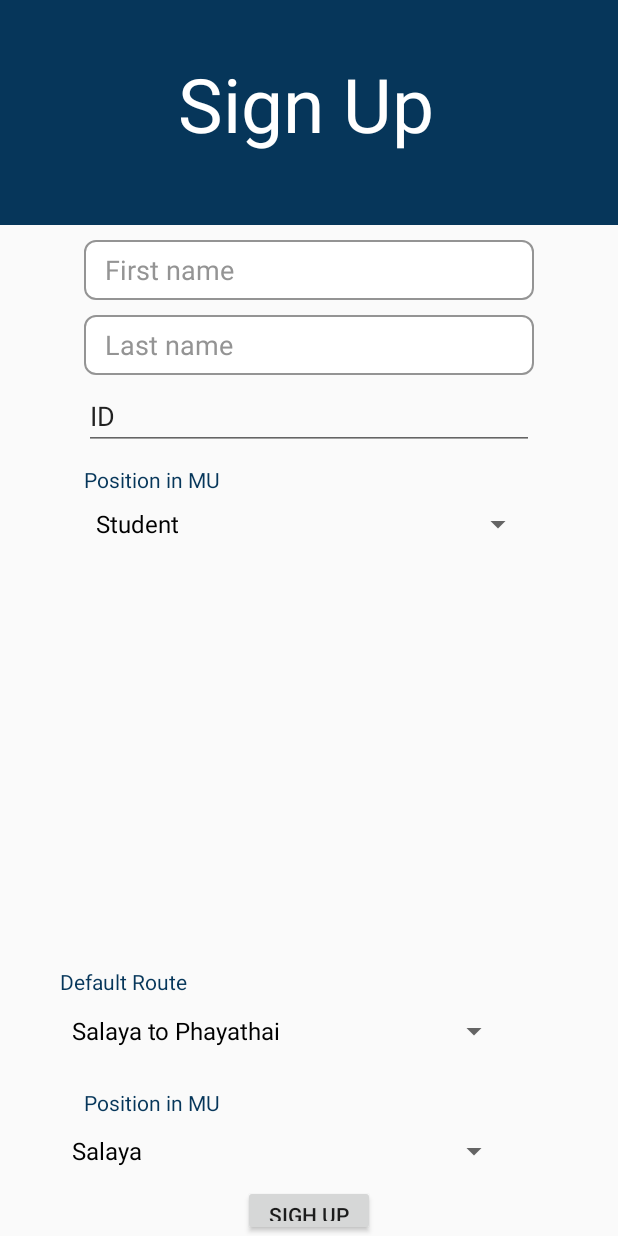
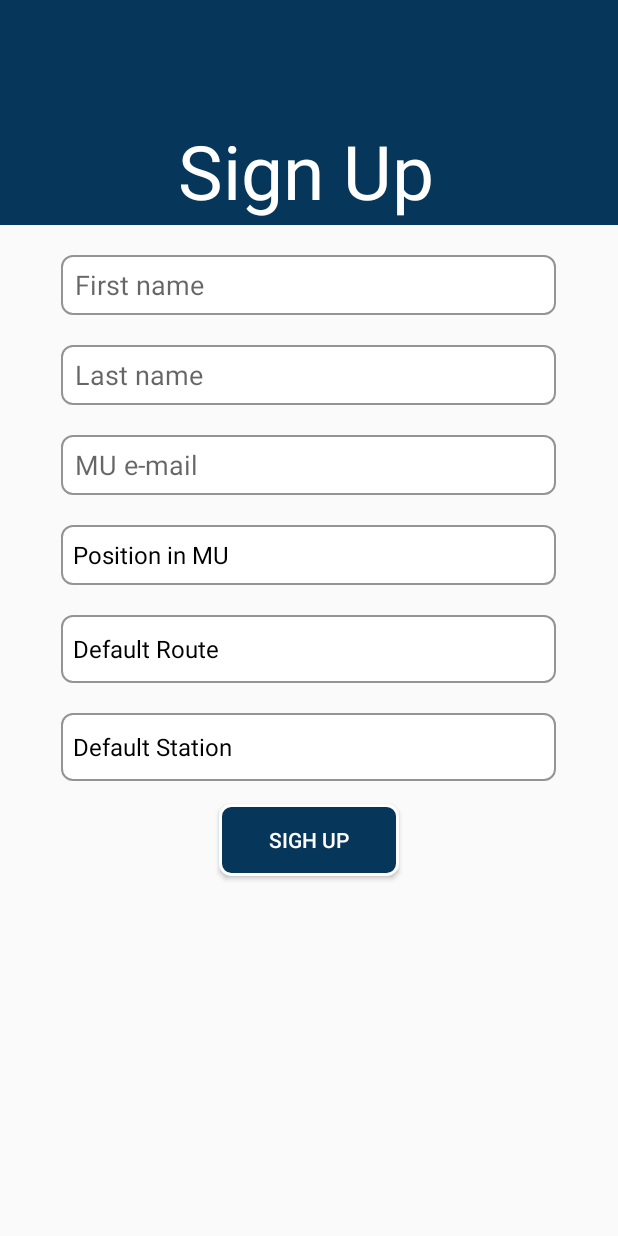
Before and after one commit to kotcharatp/MUsTracker, an Android app: the signup_page screen opened directly, with no data from a screen before it, on a phone screen of 412 x 824 dp. Run offline under Robolectric (Android 15) with nearby library versions, the phone set to English and light mode, and no system bars.

Commit message:
Update signup and signin UI

```diff
--- a/app/src/main/java/com/bustracker/mustracker/signin_page.java
+++ b/app/src/main/java/com/bustracker/mustracker/signin_page.java
@@ -7,6 +7,10 @@ import android.support.design.widget.Snackbar;
 import android.support.v7.app.AppCompatActivity;
 import android.support.v7.widget.Toolbar;
 import android.view.View;
+import android.widget.EditText;
+import android.widget.TextView;
+
+import org.w3c.dom.Text;
 
 public class signin_page extends AppCompatActivity {
 
@@ -14,6 +18,10 @@ public class signin_page extends AppCompatActivity {
     protected void onCreate(Bundle savedInstanceState) {
         super.onCreate(savedInstanceState);
         setContentView(R.layout.activity_signin_page);
+
+        final EditText userText = (EditText)findViewById(R.id.userText);
+        final EditText passText = (EditText)findViewById(R.id.passText);
+
 
     }
 
--- a/app/src/main/java/com/bustracker/mustracker/signup_page.java
+++ b/app/src/main/java/com/bustracker/mustracker/signup_page.java
@@ -10,8 +10,12 @@ import android.view.View;
 import android.widget.Adapter;
 import android.widget.AdapterView;
 import android.widget.ArrayAdapter;
+import android.widget.EditText;
 import android.widget.Spinner;
+import android.widget.TextView;
 import android.widget.Toast;
+
+import org.w3c.dom.Text;
 
 public class signup_page extends AppCompatActivity {
 
@@ -19,6 +23,12 @@ public class signup_page extends AppCompatActivity {
     protected void onCreate(Bundle savedInstanceState) {
         super.onCreate(savedInstanceState);
         setContentView(R.layout.activity_signup_page);
+
+        final EditText firstText = (EditText)findViewById(R.id.firstEdit);
+
+        final EditText lastText = (EditText)findViewById(R.id.lastEdit);
+
+        final EditText emailText = (EditText)findViewById(R.id.emailEdit);
 
         Spinner spinner = (Spinner)findViewById(R.id.spinner);
 
@@ -28,7 +38,6 @@ public class signup_page extends AppCompatActivity {
             @Override
             public void onItemSelected(AdapterView<?> parent, View view, int position, long id) {
 
-                Toast.makeText(getBaseContext(), parent.getItemAtPosition(position) + " selected", Toast.LENGTH_LONG).show();
             }
 
             @Override
@@ -44,7 +53,6 @@ public class signup_page extends AppCompatActivity {
             @Override
             public void onItemSelected(AdapterView<?> parent, View view, int position, long id) {
 
-                Toast.makeText(getBaseContext(),parent.getItemAtPosition(position)+" selected", Toast.LENGTH_LONG).show();
             }
 
             @Override
@@ -60,7 +68,6 @@ public class signup_page extends AppCompatActivity {
             @Override
             public void onItemSelected(AdapterView<?> parent, View view, int position, long id) {
 
-                Toast.makeText(getBaseContext(),parent.getItemAtPosition(position)+" selected", Toast.LENGTH_LONG).show();
             }
 
             @Override
--- /dev/null
+++ b/app/src/main/res/drawable/signup_button_border.xml
@@ -0,0 +1,7 @@
+<?xml version="1.0" encoding="UTF-8"?>
+<shape xmlns:android="http://schemas.android.com/apk/res/android">
+    <solid android:color="@color/colorPrimaryDark"/>
+    <stroke android:width="2dip" android:color="#FFFFFF" />
+    <corners android:radius="7dip"/>
+    <padding android:left="0dip" android:top="0dip" android:right="0dip" android:bottom="0dip" />
+</shape>
--- a/app/src/main/res/layout/activity_signin_page.xml
+++ b/app/src/main/res/layout/activity_signin_page.xml
@@ -12,33 +12,33 @@
         android:background="#06365a" />
 
     <EditText
-        android:layout_width="350dp"
+        android:layout_width="330dp"
         android:layout_height="40dp"
-        android:id="@+id/editText4"
-        android:text="   Username"
+        android:id="@+id/userText"
         android:background="@drawable/signin_text_border"
-        android:layout_alignTop="@+id/imageView2"
         android:textColor="#949494"
+        android:layout_below="@+id/imageView3"
+        android:layout_centerHorizontal="true"
         android:layout_marginTop="30dp"
-        android:layout_alignEnd="@+id/editText5" />
+        android:hint="  Username" />
 
     <EditText
-        android:layout_width="350dp"
+        android:layout_width="330dp"
         android:layout_height="40dp"
-        android:id="@+id/editText5"
-        android:layout_below="@+id/editText4"
+        android:id="@+id/passText"
+        android:layout_below="@+id/userText"
         android:layout_centerHorizontal="true"
         android:layout_marginTop="30dp"
         android:background="@drawable/signin_text_border"
         android:textColor="#949494"
-        android:text="   Password" />
+        android:hint="  Password" />
 
     <Button
         android:layout_width="130dp"
         android:layout_height="45dp"
         android:text="Sign in"
         android:id="@+id/button2"
-        android:layout_below="@+id/editText5"
+        android:layout_below="@+id/passText"
         android:layout_centerHorizontal="true"
         android:background="@drawable/border_style"
         android:layout_marginTop="30dp"
--- a/app/src/main/res/layout/activity_signup_page.xml
+++ b/app/src/main/res/layout/activity_signup_page.xml
@@ -11,109 +11,86 @@
         android:layout_alignParentStart="true" />
 
     <EditText
-        android:layout_width="300dp"
+        android:layout_width="330dp"
         android:layout_height="40dp"
-        android:id="@+id/editText"
-        android:text="   First name"
+        android:id="@+id/firstEdit"
+        android:background="@drawable/signup_text_border"
+        android:autoText="false"
+        android:textColor="#949494"
         android:layout_below="@+id/imageView"
         android:layout_centerHorizontal="true"
-        android:layout_marginTop="10dp"
-        android:background="@drawable/signup_text_border"
-        android:autoText="false"
-        android:textColor="#949494" />
+        android:layout_marginTop="20dp"
+        android:hint="  First name" />
 
     <EditText
-        android:layout_width="300dp"
+        android:layout_width="330dp"
         android:layout_height="40dp"
-        android:id="@+id/editText2"
-        android:text="   Last name"
-        android:layout_below="@+id/editText"
-        android:layout_alignStart="@+id/editText"
-        android:layout_marginTop="10dp"
+        android:id="@+id/lastEdit"
+        android:layout_below="@+id/firstEdit"
+        android:layout_alignStart="@+id/firstEdit"
+        android:layout_marginTop="20dp"
         android:background="@drawable/signup_text_border"
-        android:textColor="#949494" />
+        android:textColor="#949494"
+        android:hint="  Last name" />
 
     <EditText
-        android:layout_width="300dp"
+        android:layout_width="330dp"
         android:layout_height="40dp"
-        android:id="@+id/editText3"
-        android:layout_below="@+id/editText2"
-        android:layout_alignStart="@+id/editText2"
-        android:text="ID"
-        android:layout_marginTop="10dp" />
-
-    <TextView android:text="@string/positionMU"
-        android:layout_width="wrap_content"
-        android:layout_height="wrap_content"
-        android:id="@+id/position"
-        android:textColor="#06365a"
-        android:layout_below="@+id/editText3"
-        android:layout_alignStart="@+id/editText3"
-        android:layout_marginTop="10dp" />
+        android:id="@+id/emailEdit"
+        android:layout_below="@+id/lastEdit"
+        android:layout_alignStart="@+id/lastEdit"
+        android:layout_marginTop="20dp"
+        android:background="@drawable/signup_text_border"
+        android:textColor="#949494"
+        android:hint="  MU e-mail" />
 
     <Spinner
         android:id="@+id/spinner"
-        android:layout_width="300dp"
+        android:layout_width="330dp"
         android:layout_height="40dp"
-        android:layout_below="@+id/position"
-        android:layout_alignStart="@+id/position"
-        android:layout_marginBottom="1dp"></Spinner>
-
-    <TextView android:text="@string/routeMU"
-        android:layout_width="300dp"
-        android:layout_height="wrap_content"
-        android:id="@+id/route"
-        android:textColor="#06365a"
-        android:layout_alignParentBottom="true"
-        android:layout_alignStart="@+id/spinner"
-        android:layout_marginBottom="160dp"
-        android:layout_alignParentEnd="false"
-        android:layout_alignParentStart="true"
-        android:layout_marginLeft="40dp" />
+        android:background="@drawable/signup_text_border"
+        android:layout_below="@+id/emailEdit"
+        android:layout_alignStart="@+id/emailEdit"
+        android:layout_marginTop="20dp"></Spinner>
 
     <Spinner
         android:id="@+id/spinner1"
-        android:layout_width="300dp"
+        android:layout_width="330dp"
         android:layout_height="45dp"
-        android:layout_marginTop="20dp"
-        android:layout_alignTop="@+id/route"
-        android:layout_alignParentStart="true"
-        android:layout_marginLeft="40dp"></Spinner>
+        android:background="@drawable/signup_text_border"
+        android:layout_below="@+id/spinner"
+        android:layout_centerHorizontal="true"
+        android:layout_marginTop="20dp"></Spinner>
 
     <TextView
         android:layout_width="200dp"
         android:layout_height="70dp"
         android:text=" Sign Up"
         android:id="@+id/textView2"
-        android:layout_alignParentTop="true"
+        android:textColor="#ffffff"
+        android:textSize="50dp"
+        android:layout_alignBottom="@+id/imageView"
         android:layout_centerHorizontal="true"
-        android:layout_marginTop="35dp"
-        android:textColor="#ffffff"
-        android:textSize="50dp" />
-
-    <TextView android:text="@string/stationMU"
-        android:layout_width="300dp"
-        android:layout_height="wrap_content"
-        android:id="@+id/textView3"
-        android:textColor="#06365a"
-        android:layout_below="@+id/spinner1"
-        android:layout_alignStart="@+id/spinner"
-        android:layout_marginTop="15dp" />
+        />
 
     <Spinner
         android:id="@+id/spinner2"
-        android:layout_width="300dp"
+        android:layout_width="330dp"
         android:layout_height="45dp"
-        android:layout_marginLeft="40dp"
-        android:layout_below="@+id/textView3"
-        android:layout_alignParentStart="true"></Spinner>
+        android:background="@drawable/signup_text_border"
+        android:layout_below="@+id/spinner1"
+        android:layout_alignStart="@+id/spinner1"
+        android:layout_marginTop="20dp"></Spinner>
 
     <Button
-        android:layout_width="wrap_content"
+        android:layout_width="120dp"
         android:layout_height="wrap_content"
         android:text="Sigh up"
         android:id="@+id/button"
         android:layout_below="@+id/spinner2"
         android:layout_centerHorizontal="true"
-        android:onClick="gotoMainActivity" />
+        android:onClick="gotoMainActivity"
+        android:layout_marginTop="15dp"
+        android:background="@drawable/signup_button_border"
+        android:textColor="#ffffff" />
 </RelativeLayout>
--- a/app/src/main/res/layout/signin.xml
+++ b/app/src/main/res/layout/signin.xml
@@ -14,7 +14,7 @@
     <EditText
         android:layout_width="300dp"
         android:layout_height="40dp"
-        android:id="@+id/editText4"
+        android:id="@+id/userText"
         android:text=" Username"
         android:background="#0b5c94"
         android:layout_alignTop="@+id/imageView2"
@@ -25,8 +25,8 @@
     <EditText
         android:layout_width="300dp"
         android:layout_height="40dp"
-        android:id="@+id/editText5"
-        android:layout_below="@+id/editText4"
+        android:id="@+id/passText"
+        android:layout_below="@+id/userText"
         android:layout_centerHorizontal="true"
         android:layout_marginTop="30dp"
         android:background="#0b5c94"
@@ -38,7 +38,7 @@
         android:layout_height="45dp"
         android:text="Login"
         android:id="@+id/button2"
-        android:layout_below="@+id/editText5"
+        android:layout_below="@+id/passText"
         android:layout_centerHorizontal="true"
         android:background="@drawable/border_style"
         android:layout_marginTop="30dp"
--- a/app/src/main/res/values/strings.xml
+++ b/app/src/main/res/values/strings.xml
@@ -3,6 +3,7 @@
     <string name="action_settings">Settings</string>
 
     <string-array name="routes_list">
+        <item>Default Route</item>
         <item>Salaya to Phayathai</item>
         <item>Salaya to Siriraj</item>
         <item>Phayathai to Salaya</item>
@@ -11,16 +12,16 @@
     <string name="positionMU">Position in MU</string>
 
     <string-array name="position_MU">
-
+        <item>Position in MU</item>
         <item>Student</item>
         <item>Teacher</item>
         <item>Staff</item>
     </string-array>
 
     <string name="routeMU">Default Route</string>
-    <string name="stationMU">Position in MU</string>
+    <string name="stationMU">Default Station</string>
     <string-array name="station_MU">
-
+        <item>Default Station</item>
         <item>Salaya</item>
         <item>Phayathai</item>
         <item>Siriraj</item>
```
